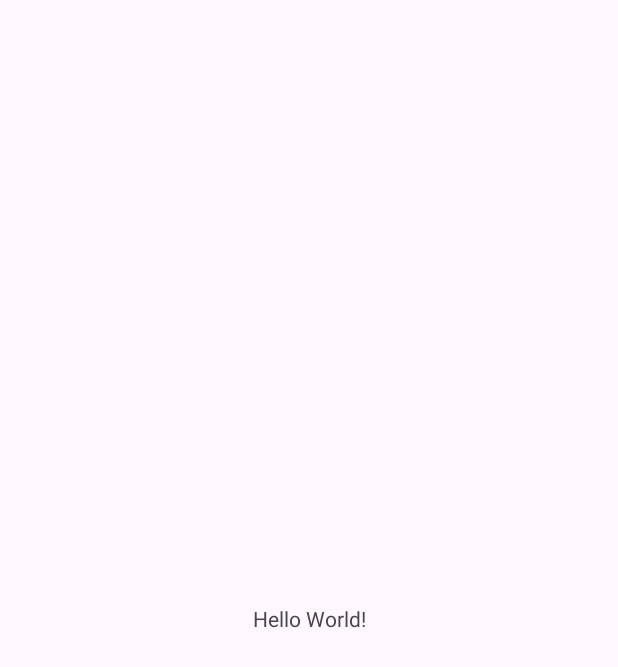
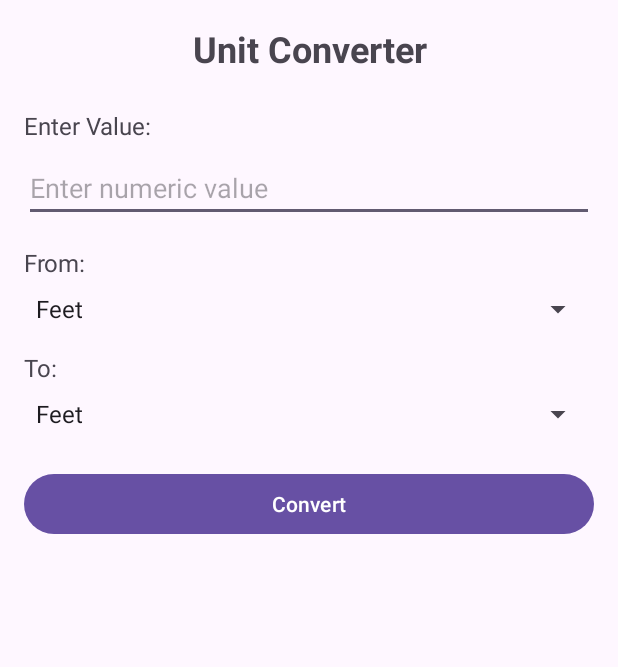
Before and after one commit to Kritavya/MAD_Assignment_2025, an Android app: the screen it shows after launch (MainActivity), on a phone screen of 412 x 824 dp. Before the commit the part shown is almost empty. Shown: the top 667 px of the screen. Run offline under Robolectric (Android 15) with nearby library versions, the phone set to English and light mode, and no system bars.

Commit message:
Completed Q1 Unit Converter

```diff
--- a/Q1_UnitConverter/UnitConverter/app/src/main/java/com/kritavya/unitconverter/MainActivity.java
+++ b/Q1_UnitConverter/UnitConverter/app/src/main/java/com/kritavya/unitconverter/MainActivity.java
@@ -1,24 +1,115 @@
 package com.kritavya.unitconverter;
 
 import android.os.Bundle;
+import android.view.View;
+import android.widget.ArrayAdapter;
+import android.widget.Button;
+import android.widget.EditText;
+import android.widget.Spinner;
+import android.widget.TextView;
+import android.widget.Toast;
 
-import androidx.activity.EdgeToEdge;
 import androidx.appcompat.app.AppCompatActivity;
-import androidx.core.graphics.Insets;
-import androidx.core.view.ViewCompat;
-import androidx.core.view.WindowInsetsCompat;
 
 public class MainActivity extends AppCompatActivity {
+
+    private EditText editTextValue;
+    private Spinner spinnerFrom, spinnerTo;
+    private Button buttonConvert;
+    private TextView textViewResult;
 
     @Override
     protected void onCreate(Bundle savedInstanceState) {
         super.onCreate(savedInstanceState);
-        EdgeToEdge.enable(this);
         setContentView(R.layout.activity_main);
-        ViewCompat.setOnApplyWindowInsetsListener(findViewById(R.id.main), (v, insets) -> {
-            Insets systemBars = insets.getInsets(WindowInsetsCompat.Type.systemBars());
-            v.setPadding(systemBars.left, systemBars.top, systemBars.right, systemBars.bottom);
-            return insets;
+
+        // Initialize views
+        editTextValue = findViewById(R.id.editTextValue);
+        spinnerFrom = findViewById(R.id.spinnerFrom);
+        spinnerTo = findViewById(R.id.spinnerTo);
+        buttonConvert = findViewById(R.id.buttonConvert);
+        textViewResult = findViewById(R.id.textViewResult);
+
+        // Set up spinners with unit types
+        ArrayAdapter<CharSequence> adapter = ArrayAdapter.createFromResource(
+                this, R.array.unit_types, android.R.layout.simple_spinner_item);
+        adapter.setDropDownViewResource(android.R.layout.simple_spinner_dropdown_item);
+        spinnerFrom.setAdapter(adapter);
+        spinnerTo.setAdapter(adapter);
+
+        // Set convert button click listener
+        buttonConvert.setOnClickListener(new View.OnClickListener() {
+            @Override
+            public void onClick(View v) {
+                convertUnits();
+            }
         });
     }
+
+    private void convertUnits() {
+        // Get input value
+        String inputValueStr = editTextValue.getText().toString().trim();
+
+        // Validate input
+        if (inputValueStr.isEmpty()) {
+            Toast.makeText(this, "Please enter a value", Toast.LENGTH_SHORT).show();
+            return;
+        }
+
+        try {
+            double inputValue = Double.parseDouble(inputValueStr);
+            String fromUnit = spinnerFrom.getSelectedItem().toString();
+            String toUnit = spinnerTo.getSelectedItem().toString();
+
+            // Convert to meters first (base unit)
+            double valueInMeters = convertToMeters(inputValue, fromUnit);
+
+            // Convert from meters to target unit
+            double result = convertFromMeters(valueInMeters, toUnit);
+
+            // Format and display result
+            String formattedResult = String.format("%.4f %s = %.4f %s",
+                    inputValue, fromUnit, result, toUnit);
+            textViewResult.setText(formattedResult);
+
+        } catch (NumberFormatException e) {
+            Toast.makeText(this, "Invalid number format", Toast.LENGTH_SHORT).show();
+        }
+    }
+
+    // Convert any unit to meters
+    private double convertToMeters(double value, String fromUnit) {
+        switch (fromUnit) {
+            case "Feet":
+                return value * 0.3048;
+            case "Inches":
+                return value * 0.0254;
+            case "Centimeters":
+                return value * 0.01;
+            case "Meters":
+                return value;
+            case "Yards":
+                return value * 0.9144;
+            default:
+                return 0;
+        }
+    }
+
+    // Convert from meters to any unit
+    private double convertFromMeters(double meters, String toUnit) {
+        switch (toUnit) {
+            case "Feet":
+                return meters / 0.3048;
+            case "Inches":
+                return meters / 0.0254;
+            case "Centimeters":
+                return meters / 0.01;
+            case "Meters":
+                return meters;
+            case "Yards":
+                return meters / 0.9144;
+            default:
+                return 0;
+        }
+    }
 }
--- a/Q1_UnitConverter/UnitConverter/app/src/main/res/layout/activity_main.xml
+++ b/Q1_UnitConverter/UnitConverter/app/src/main/res/layout/activity_main.xml
@@ -1,19 +1,77 @@
 <?xml version="1.0" encoding="utf-8"?>
-<androidx.constraintlayout.widget.ConstraintLayout xmlns:android="http://schemas.android.com/apk/res/android"
+<LinearLayout xmlns:android="http://schemas.android.com/apk/res/android"
     xmlns:app="http://schemas.android.com/apk/res-auto"
     xmlns:tools="http://schemas.android.com/tools"
     android:id="@+id/main"
     android:layout_width="match_parent"
     android:layout_height="match_parent"
+    android:orientation="vertical"
+    android:padding="16dp"
     tools:context=".MainActivity">
 
     <TextView
-        android:layout_width="wrap_content"
+        android:layout_width="match_parent"
         android:layout_height="wrap_content"
-        android:text="Hello World!"
-        app:layout_constraintBottom_toBottomOf="parent"
-        app:layout_constraintEnd_toEndOf="parent"
-        app:layout_constraintStart_toStartOf="parent"
-        app:layout_constraintTop_toTopOf="parent" />
+        android:text="Unit Converter"
+        android:textSize="24sp"
+        android:textStyle="bold"
+        android:gravity="center"
+        android:layout_marginBottom="24dp"/>
 
-</androidx.constraintlayout.widget.ConstraintLayout>
+    <TextView
+        android:layout_width="match_parent"
+        android:layout_height="wrap_content"
+        android:text="Enter Value:"
+        android:textSize="16sp"
+        android:layout_marginBottom="8dp"/>
+
+    <EditText
+        android:id="@+id/editTextValue"
+        android:layout_width="match_parent"
+        android:layout_height="wrap_content"
+        android:hint="Enter numeric value"
+        android:inputType="numberDecimal"
+        android:layout_marginBottom="16dp"/>
+
+    <TextView
+        android:layout_width="match_parent"
+        android:layout_height="wrap_content"
+        android:text="From:"
+        android:textSize="16sp"
+        android:layout_marginBottom="8dp"/>
+
+    <Spinner
+        android:id="@+id/spinnerFrom"
+        android:layout_width="match_parent"
+        android:layout_height="wrap_content"
+        android:layout_marginBottom="16dp"/>
+
+    <TextView
+        android:layout_width="match_parent"
+        android:layout_height="wrap_content"
+        android:text="To:"
+        android:textSize="16sp"
+        android:layout_marginBottom="8dp"/>
+
+    <Spinner
+        android:id="@+id/spinnerTo"
+        android:layout_width="match_parent"
+        android:layout_height="wrap_content"
+        android:layout_marginBottom="24dp"/>
+
+    <Button
+        android:id="@+id/buttonConvert"
+        android:layout_width="match_parent"
+        android:layout_height="wrap_content"
+        android:text="Convert"
+        android:layout_marginBottom="24dp"/>
+
+    <TextView
+        android:id="@+id/textViewResult"
+        android:layout_width="match_parent"
+        android:layout_height="wrap_content"
+        android:textSize="18sp"
+        android:gravity="center"
+        android:layout_marginBottom="8dp"/>
+
+</LinearLayout>
--- a/Q1_UnitConverter/UnitConverter/app/src/main/res/values/strings.xml
+++ b/Q1_UnitConverter/UnitConverter/app/src/main/res/values/strings.xml
@@ -1,3 +1,10 @@
 <resources>
     <string name="app_name">UnitConverter</string>
+    <string-array name="unit_types">
+        <item>Feet</item>
+        <item>Inches</item>
+        <item>Centimeters</item>
+        <item>Meters</item>
+        <item>Yards</item>
+    </string-array>
 </resources>
```
